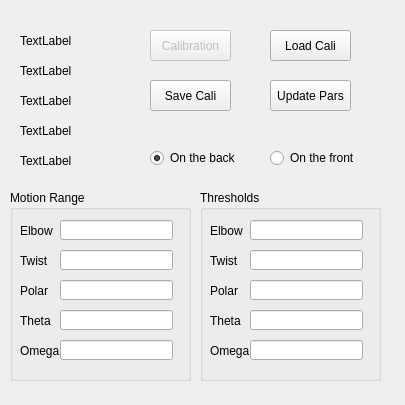
Above: windows/calibrationwindow.ui from AlucardNosferatu/interaction_App before the change. Below: the same form after it.
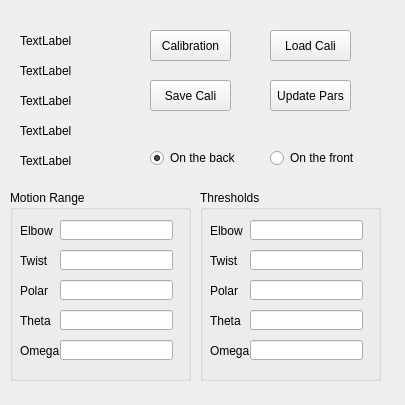
That is the form after the change.

The edit to the form file:
```diff
--- a/windows/calibrationwindow.ui
+++ b/windows/calibrationwindow.ui
@@ -115,7 +115,7 @@
    </widget>
    <widget class="QPushButton" name="calibrationButton">
     <property name="enabled">
-     <bool>false</bool>
+     <bool>true</bool>
     </property>
     <property name="geometry">
      <rect>
```
